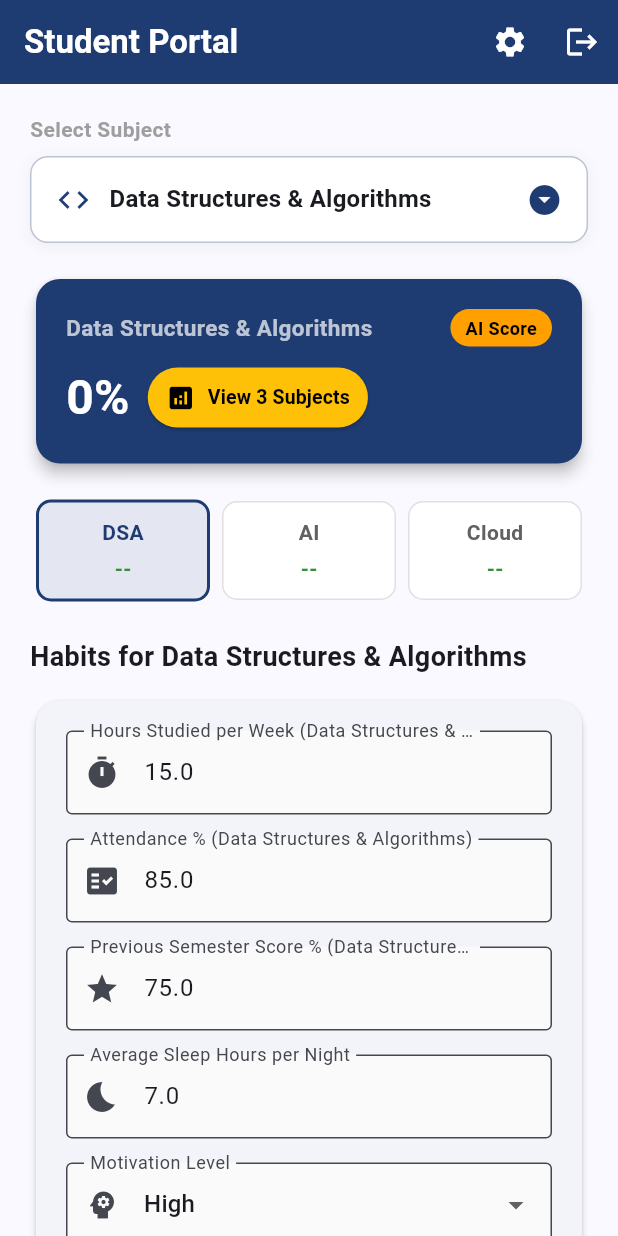
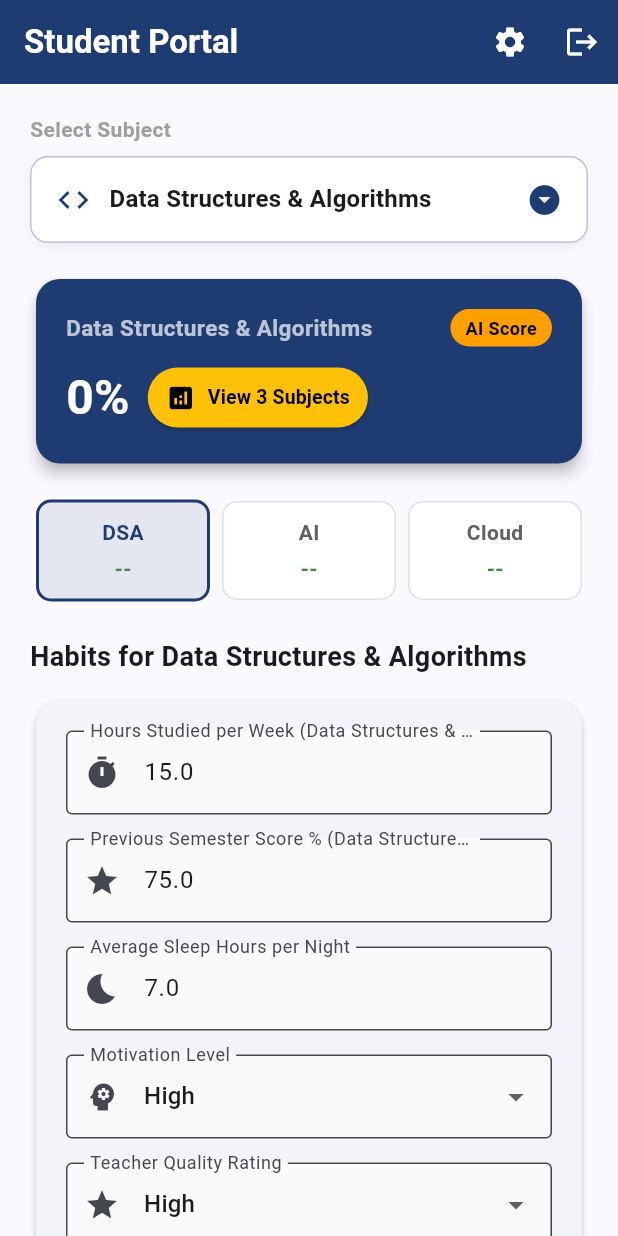
Before and after one commit to Akhi1Babu/Edu-Predict-AI, a Flutter app: the screen it shows once a user with an empty profile is signed in, on a phone screen of 412 x 824 dp. Run offline on Flutter 3.47's test engine with Material 3 defaults, Android fonts, the phone set to English and light mode, and no system bars; our stand-ins replace cloud_firestore, firebase_auth, firebase_core; accounts and stored records are empty.

Commit message:
Remove Attendance field from Student Portal so it is managed exclusively in Teacher Portal

```diff
--- a/flutter/edupredict_app/lib/screens/student_home_screen.dart
+++ b/flutter/edupredict_app/lib/screens/student_home_screen.dart
@@ -31,7 +31,6 @@ class _StudentHomeScreenState extends State<StudentHomeScreen> {
 
   double _hoursStudied = 15;
   double _sleepHours = 7;
-  double _attendance = 85;
   double _previousScore = 75;
   int _motivationLevel = 2; // 0=Low, 1=Med, 2=High
   int _extracurriculars = 1; // 0=No, 1=Yes
@@ -70,7 +69,6 @@ class _StudentHomeScreenState extends State<StudentHomeScreen> {
       setState(() {
         _hoursStudied = (subjInputs['Hours_Studied'] ?? 15.0).toDouble();
         _sleepHours = (subjInputs['Sleep_Hours'] ?? 7.0).toDouble();
-        _attendance = (subjInputs['Attendance'] ?? 85.0).toDouble();
         _previousScore = (subjInputs['Previous_Scores_Semester_Wise'] ?? 75.0).toDouble();
         _motivationLevel = subjInputs['Motivation_Level'] ?? 2;
         _teacherQuality = subjInputs['Teacher_Quality'] ?? 2;
@@ -92,7 +90,6 @@ class _StudentHomeScreenState extends State<StudentHomeScreen> {
       final studentInputs = {
         'Hours_Studied': _hoursStudied,
         'Sleep_Hours': _sleepHours,
-        'Attendance': _attendance,
         'Previous_Scores_Semester_Wise': _previousScore,
         'Previous_Scores': _previousScore,
         'Motivation_Level': _motivationLevel,
@@ -404,19 +401,6 @@ class _StudentHomeScreenState extends State<StudentHomeScreen> {
                                 ),
                                 const SizedBox(height: 16),
                                 TextFormField(
-                                  key: ValueKey('att_$_selectedSubject'),
-                                  initialValue: _attendance.toString(),
-                                  decoration: InputDecoration(
-                                    labelText: 'Attendance % ($_selectedSubject)',
-                                    prefixIcon: const Icon(Icons.fact_check),
-                                    border: const OutlineInputBorder(),
-                                  ),
-                                  keyboardType: TextInputType.number,
-                                  validator: (val) => val == null || double.tryParse(val) == null ? 'Enter valid percentage' : null,
-                                  onSaved: (val) => _attendance = double.parse(val!),
-                                ),
-                                const SizedBox(height: 16),
-                                TextFormField(
                                   key: ValueKey('prev_$_selectedSubject'),
                                   initialValue: _previousScore.toString(),
                                   decoration: InputDecoration(
```
